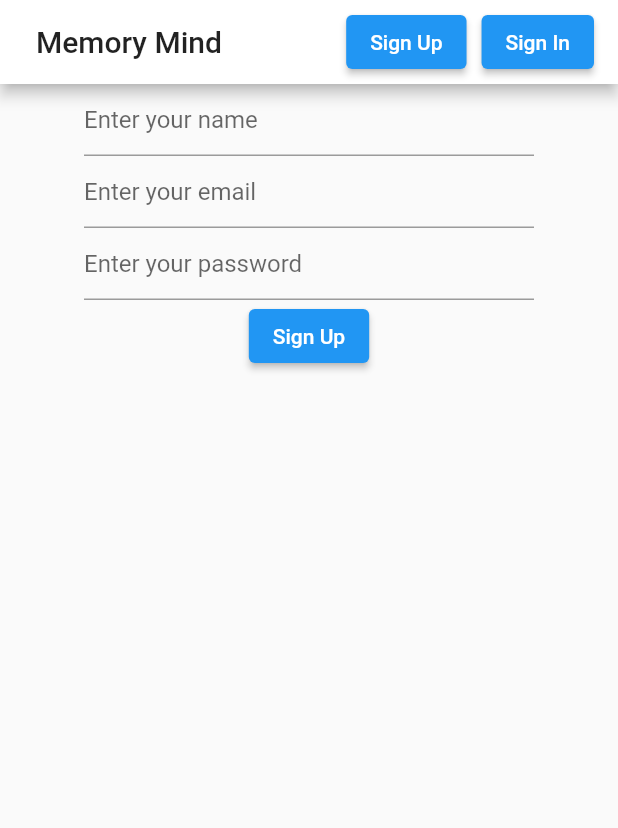
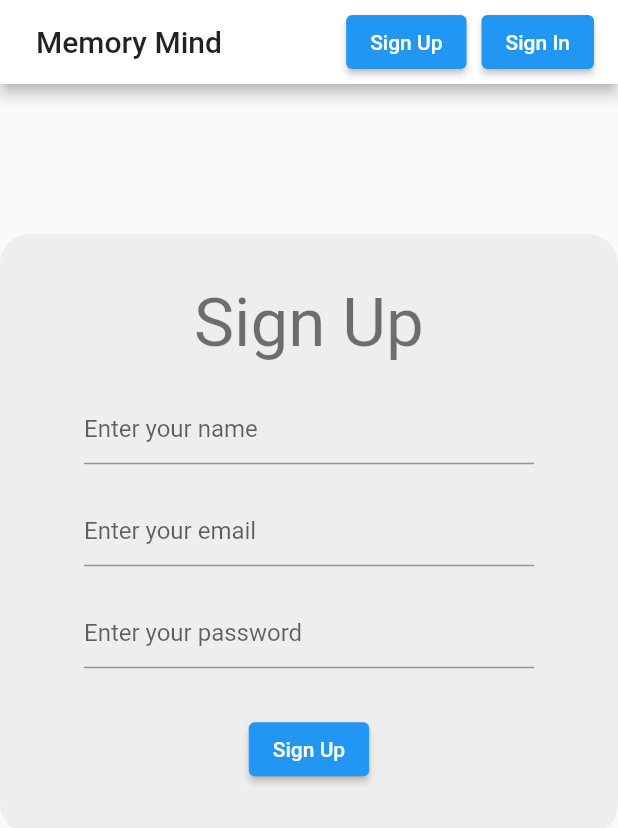
Before and after one commit to bemoierian/Memory-Mind-App, a Flutter app: the SignUp screen opened by its route, on a phone screen of 412 x 824 dp. Shown: the top 828 px of the screen. Run offline on Flutter 3.47's test engine with Material 2 defaults, Android fonts, the phone set to English and light mode, and no system bars; our stand-ins replace bloc, chewie, dio, flutter_bloc, image_picker, percent_indicator and 2 more; accounts and stored records are empty.

Commit message:
change sign up UI

```diff
--- a/lib/presentation/view/signup.dart
+++ b/lib/presentation/view/signup.dart
@@ -39,31 +39,50 @@ class SignUp extends StatelessWidget {
             );
           }
         },
-        child: SingleChildScrollView(
         child: SizedBox(
           width: double.infinity,
           child: Column(
-              mainAxisAlignment: MainAxisAlignment.center,
             // crossAxisAlignment: CrossAxisAlignment.center,
             children: [
+              const SizedBox(height: 100),
+              Container(
+                  height: 400,
+                  width: 500,
+                  decoration: BoxDecoration(
+                    borderRadius: BorderRadius.circular(20),
+                    color: Colors.grey[200],
+                  ),
+                  child: Column(
+                    mainAxisAlignment: MainAxisAlignment.center,
+                    children: [
+                      Text(
+                        "Sign Up",
+                        style: Theme.of(context).textTheme.headline3,
+                        textAlign: TextAlign.center,
+                      ),
+                      const SizedBox(height: 20),
                       TextField(
                         decoration: const InputDecoration(
                           hintText: "Enter your name",
                           constraints: BoxConstraints(
                             maxHeight: 300,
                             maxWidth: 300,
-                      )),
+                          ),
+                        ),
                         controller: nameInput,
                       ),
+                      const SizedBox(height: 20),
                       TextField(
                         decoration: const InputDecoration(
                           hintText: "Enter your email",
                           constraints: BoxConstraints(
                             maxHeight: 300,
                             maxWidth: 300,
-                      )),
+                          ),
+                        ),
                         controller: emailInput,
                       ),
+                      const SizedBox(height: 20),
                       TextField(
                         decoration: const InputDecoration(
                             hintText: "Enter your password",
@@ -73,9 +92,11 @@ class SignUp extends StatelessWidget {
                             )),
                         controller: pwInput,
                       ),
+                      const SizedBox(height: 30),
                       ElevatedButton(
                         onPressed: () {
-                    BlocProvider.of<AuthCubit>(context).signUp(SignUpReqModel(
+                          BlocProvider.of<AuthCubit>(context).signUp(
+                              SignUpReqModel(
                                   name: nameInput.text,
                                   email: emailInput.text,
                                   password: pwInput.text));
@@ -83,7 +104,8 @@ class SignUp extends StatelessWidget {
                         child: const Text("Sign Up"),
                       ),
                     ],
-            ),
+                  )),
+            ],
           ),
         ),
       ),
```
Lines whose indentation alone changed are shown as unchanged.
